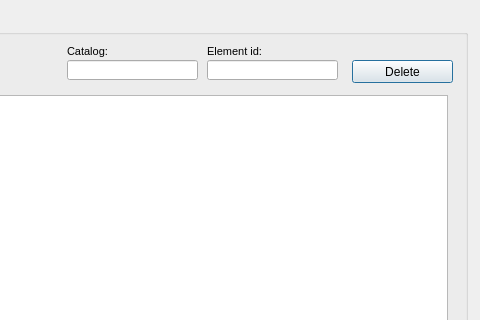
This is ui/element_management.ui in Giswater/giswater_qgis_plugin as Qt 5 draws it before an edit; both pictures show x 238 to 718 and y 0 to 320 of the 718 by 544 pixel window. The edited form follows.
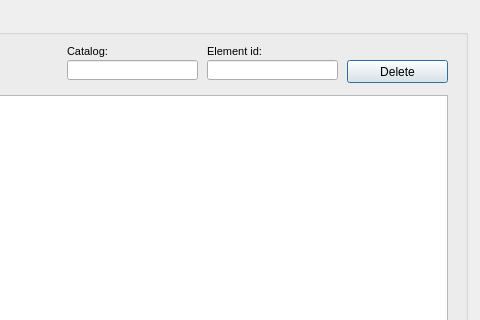
This is the edited form.

Commit message: #309 Show dialogs

```diff
--- a/ui/element_management.ui
+++ b/ui/element_management.ui
@@ -41,7 +41,7 @@
    <widget class="QPushButton" name="btn_delete">
     <property name="geometry">
      <rect>
-      <x>575</x>
+      <x>570</x>
       <y>45</y>
       <width>101</width>
       <height>23</height>
```
Left out of the diff: 8 changed lines with no effect on the pictures. The commit also changes 6 other files.
